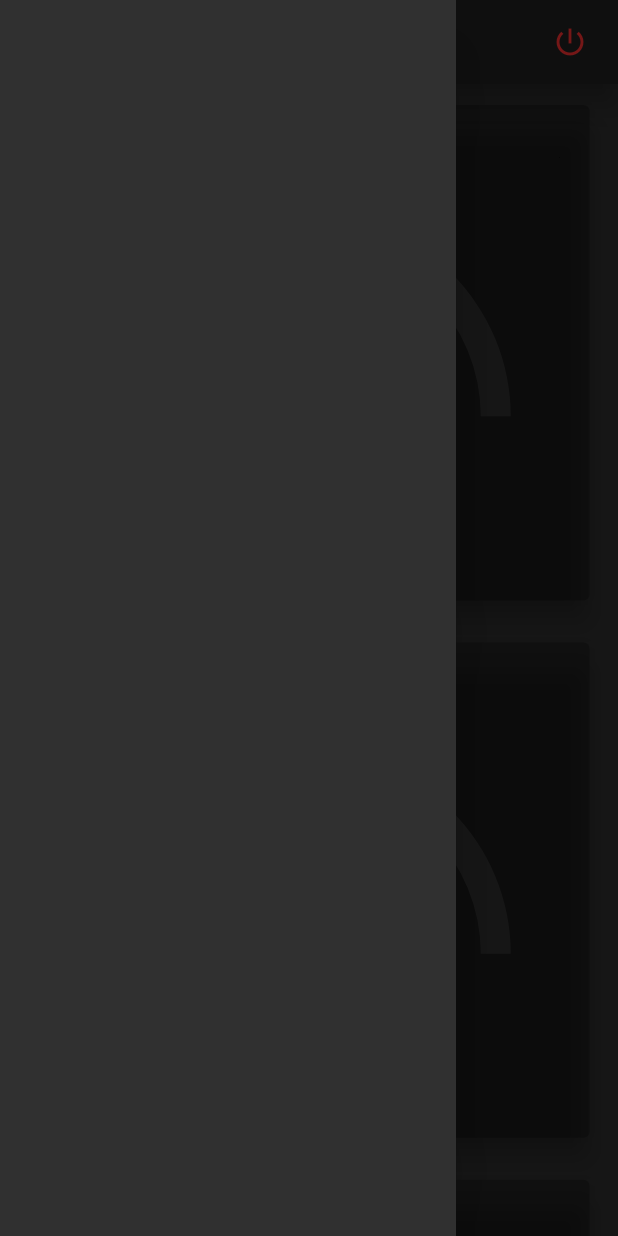
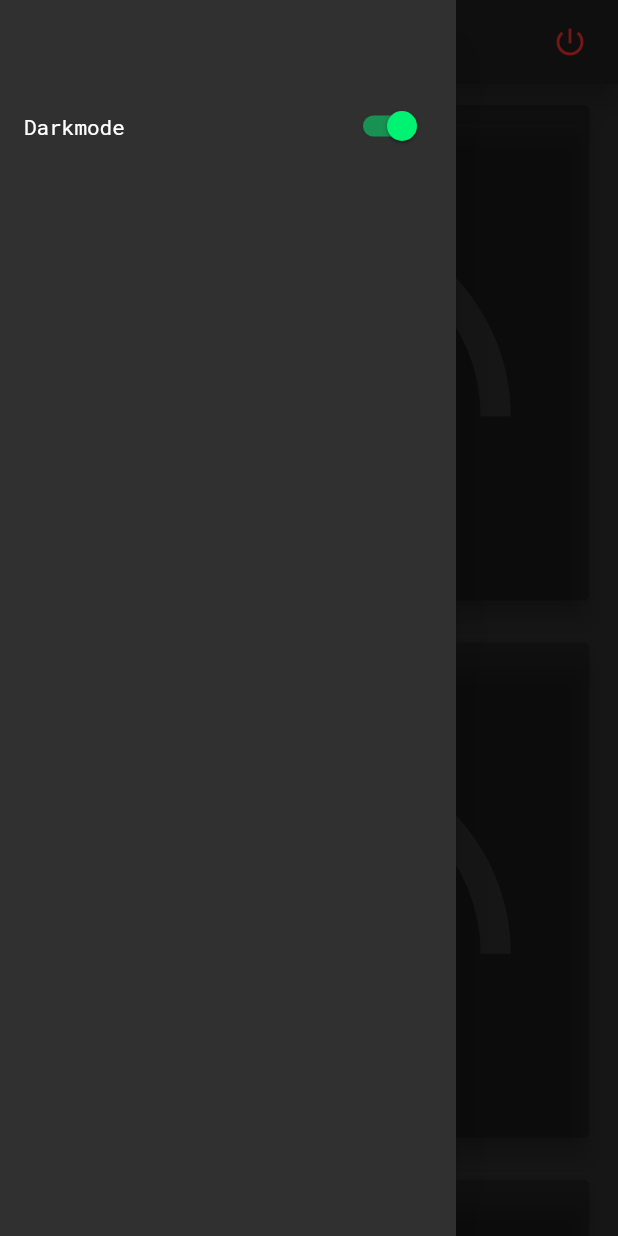
Before and after one commit to Malte2036/flutter_linuxstats, a Flutter app: the screen it shows after launch, with the side drawer open, on a phone screen of 412 x 824 dp. Run offline on Flutter 3.47's test engine with Material 2 defaults, Android fonts, the phone set to English and light mode, and no system bars; drawn by our look-alikes of flip_card; our stand-ins replace charts_flutter; missing offline and left inert: ping_discover_network, wifi.

Commit message:
Added: Darkmode SwitchListTile

```diff
--- a/lib/screens/statsMainScreen.dart
+++ b/lib/screens/statsMainScreen.dart
@@ -108,14 +108,14 @@ class _StatsMainScreenState extends State<StatsMainScreen> {
         child: ListView(
           padding: EdgeInsets.zero,
           children: <Widget>[
-            /*ListTile(),
+            ListTile(),
             SwitchListTile(
               title: Text("Darkmode"),
               value: !OwnTheme.isLightTheme(),
               onChanged: (bool value) {
                 OwnTheme.switchTheme();
               },
-            ),*/
+            ),
           ],
         ),
       ),
```
